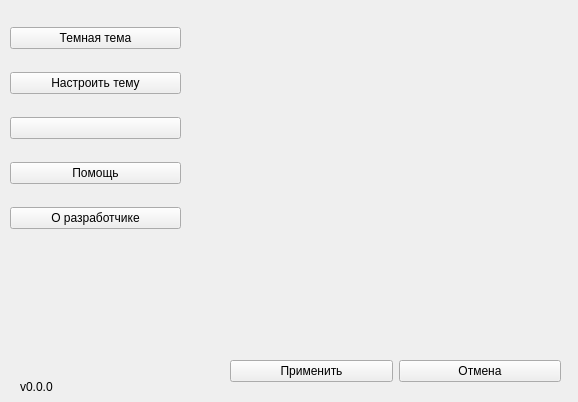
Before: the Qt Designer form interface/diary_settings.ui in demonic-katana/Book-of-Destiny-Your-Safe-Diary, drawn with Qt 5.
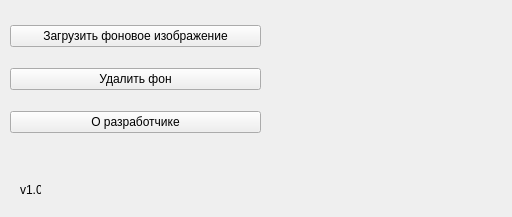
After: the same form once the commit is applied.

The edit to the form file:
```diff
--- a/interface/diary_settings.ui
+++ b/interface/diary_settings.ui
@@ -2,18 +2,21 @@
 <ui version="4.0">
  <class>Form</class>
  <widget class="QWidget" name="Form">
+  <property name="enabled">
+   <bool>true</bool>
+  </property>
   <property name="geometry">
    <rect>
     <x>0</x>
     <y>0</y>
-    <width>578</width>
-    <height>402</height>
+    <width>512</width>
+    <height>217</height>
    </rect>
   </property>
   <property name="minimumSize">
    <size>
-    <width>578</width>
-    <height>402</height>
+    <width>0</width>
+    <height>0</height>
    </size>
   </property>
   <property name="maximumSize">
@@ -30,36 +33,22 @@
     <rect>
      <x>10</x>
      <y>10</y>
-     <width>171</width>
-     <height>241</height>
+     <width>251</width>
+     <height>141</height>
     </rect>
    </property>
    <layout class="QVBoxLayout" name="verticalLayout">
-    <item>
-     <widget class="QPushButton" name="b_w_theme">
-      <property name="text">
-       <string>Темная тема</string>
-      </property>
-     </widget>
-    </item>
     <item>
      <widget class="QPushButton" name="custom_theme">
       <property name="text">
-       <string>Настроить тему</string>
+       <string>Загрузить фоновое изображение</string>
       </property>
      </widget>
     </item>
     <item>
      <widget class="QPushButton" name="lang">
       <property name="text">
-       <string/>
-      </property>
-     </widget>
-    </item>
-    <item>
-     <widget class="QPushButton" name="help_documentation">
-      <property name="text">
-       <string>Помощь</string>
+       <string>Удалить фон</string>
       </property>
      </widget>
     </item>
@@ -76,41 +65,15 @@
    <property name="geometry">
     <rect>
      <x>20</x>
-     <y>380</y>
-     <width>47</width>
-     <height>13</height>
+     <y>180</y>
+     <width>21</width>
+     <height>20</height>
     </rect>
    </property>
    <property name="text">
-    <string>v0.0.0</string>
+    <string>v1.0</string>
    </property>
   </widget>
-  <widget class="QWidget" name="widget_2" native="true">
-   <property name="geometry">
-    <rect>
-     <x>230</x>
-     <y>350</y>
-     <width>331</width>
-     <height>42</height>
-    </rect>
-   </property>
-   <layout class="QHBoxLayout" name="horizontalLayout">
-    <item>
-     <widget class="QPushButton" name="ok">
-      <property name="text">
-       <string>Применить</string>
-      </property>
-     </widget>
-    </item>
-    <item>
-     <widget class="QPushButton" name="cancel">
-      <property name="text">
-       <string>Отмена</string>
-      </property>
-     </widget>
-    </item>
-   </layout>
-  </widget>
  </widget>
  <resources/>
  <connections/>
```
Left out of the diff: 5 changed lines with no effect on the pictures.
